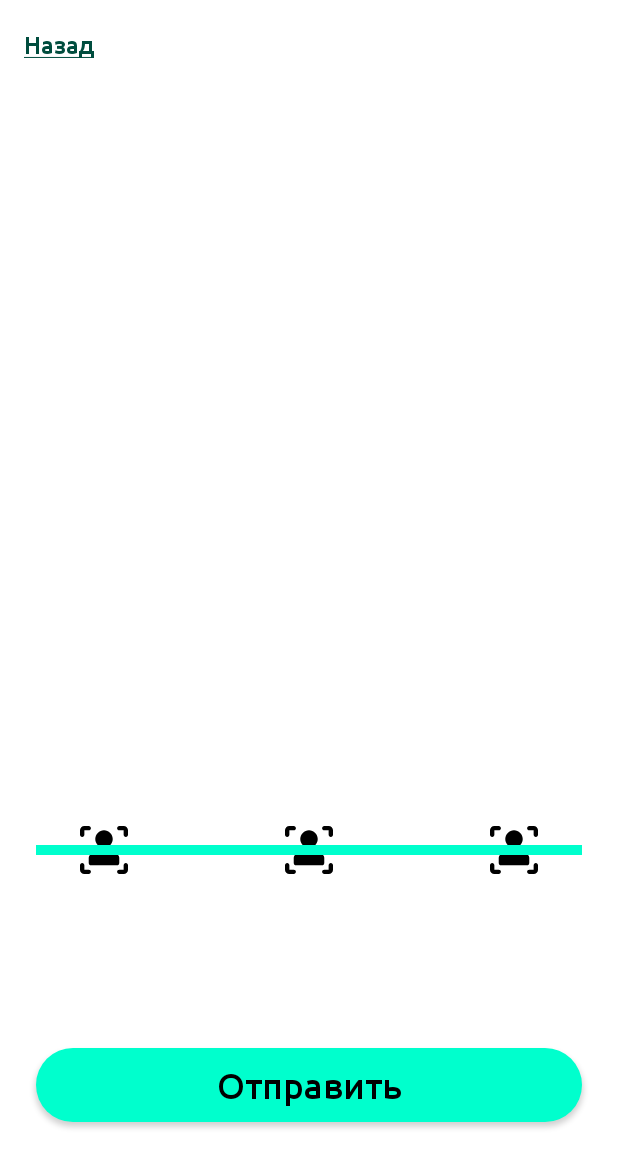
After one commit to Kaizer22/PartFinder, an Android app: the layout fragment_registration.xml on its own in the app's theme, with its tools: preview values and no code run, on a phone screen of 412 x 824 dp. The commit adds this screen. Shown: the top 1168 px of the screen. Run offline under Robolectric (Android 15) with nearby library versions, the light colour scheme and no system bars.

Commit message:
Auth & Register scenarios WIP; Add custom SteppedProgressBarView WIP

```diff
--- a/app/src/main/java/ru/desh/partfinder/core/di/ApplicationComponent.kt
+++ b/app/src/main/java/ru/desh/partfinder/core/di/ApplicationComponent.kt
@@ -10,6 +10,7 @@ import ru.desh.partfinder.core.di.module.NavigationModule
 import ru.desh.partfinder.core.di.module.RepositoryModule
 import ru.desh.partfinder.features.auth.presentation.AuthFragment
 import ru.desh.partfinder.features.auth.presentation.PhoneAuthFragment
+import ru.desh.partfinder.features.registration.presentation.NameFormFragment
 import ru.desh.partfinder.features.start.presentation.SplashScreenActivity
 import ru.desh.partfinder.features.start.presentation.WelcomeFragment
 import javax.inject.Singleton
@@ -31,4 +32,5 @@ interface ApplicationComponent {
     fun inject(welcomeFragment: WelcomeFragment)
     fun inject(authFragment: AuthFragment)
     fun inject(phoneAuthFragment: PhoneAuthFragment)
+    fun inject(nameFormFragment: NameFormFragment)
 }
--- a/app/src/main/java/ru/desh/partfinder/features/registration/presentation/NameFormFragment.kt
+++ b/app/src/main/java/ru/desh/partfinder/features/registration/presentation/NameFormFragment.kt
@@ -5,16 +5,42 @@ import android.view.LayoutInflater
 import android.view.View
 import android.view.ViewGroup
 import androidx.fragment.app.Fragment
+import com.github.terrakok.cicerone.NavigatorHolder
+import com.github.terrakok.cicerone.Router
+import ru.desh.partfinder.core.Screens.Registration
+import ru.desh.partfinder.core.di.SingleApplicationComponent
 import ru.desh.partfinder.databinding.FragmentNameFormBinding
+import javax.inject.Inject
 
 class NameFormFragment: Fragment(){
+
+    @Inject
+    lateinit var router: Router
+    @Inject
+    lateinit var navigatorHolder: NavigatorHolder
+
     private lateinit var binding: FragmentNameFormBinding
+
+    override fun onCreate(savedInstanceState: Bundle?) {
+        super.onCreate(savedInstanceState)
+        SingleApplicationComponent.getInstance().inject(this)
+    }
+
     override fun onCreateView(
         inflater: LayoutInflater,
         container: ViewGroup?,
         savedInstanceState: Bundle?
-    ): View? {
+    ): View {
         binding = FragmentNameFormBinding.inflate(inflater, container, false)
         return binding.root
     }
+
+    override fun onViewCreated(view: View, savedInstanceState: Bundle?) {
+        super.onViewCreated(view, savedInstanceState)
+        binding.apply {
+            nameFormButtonSend.setOnClickListener {
+                router.navigateTo(Registration())
+            }
+        }
+    }
 }
--- a/app/src/main/java/ru/desh/partfinder/features/registration/presentation/RegistrationFragment.kt
+++ b/app/src/main/java/ru/desh/partfinder/features/registration/presentation/RegistrationFragment.kt
@@ -1,6 +1,21 @@
 package ru.desh.partfinder.features.registration.presentation
 
+import android.os.Bundle
+import android.view.LayoutInflater
+import android.view.View
+import android.view.ViewGroup
 import androidx.fragment.app.Fragment
+import ru.desh.partfinder.databinding.FragmentRegistrationBinding
 
 class RegistrationFragment: Fragment() {
+
+    private lateinit var binding: FragmentRegistrationBinding
+    override fun onCreateView(
+        inflater: LayoutInflater,
+        container: ViewGroup?,
+        savedInstanceState: Bundle?
+    ): View? {
+        binding = FragmentRegistrationBinding.inflate(inflater, container, false)
+        return binding.root
+    }
 }
--- a/app/src/main/res/layout/fragment_name_form.xml
+++ b/app/src/main/res/layout/fragment_name_form.xml
@@ -102,6 +102,7 @@
     </com.google.android.material.textfield.TextInputLayout>
 
     <com.google.android.material.button.MaterialButton
+        android:id="@+id/name_form_button_send"
         style="@style/ButtonPrimaryColor"
         android:layout_width="0dp"
         android:layout_height="wrap_content"
--- /dev/null
+++ b/app/src/main/res/layout/fragment_registration.xml
@@ -0,0 +1,56 @@
+<?xml version="1.0" encoding="utf-8"?>
+<androidx.constraintlayout.widget.ConstraintLayout xmlns:android="http://schemas.android.com/apk/res/android"
+    xmlns:app="http://schemas.android.com/apk/res-auto"
+    xmlns:tools="http://schemas.android.com/tools"
+    android:layout_width="match_parent"
+    android:layout_height="match_parent">
+
+    <com.google.android.material.button.MaterialButton
+        android:id="@+id/phone_auth_button_send2"
+        style="@style/ButtonPrimaryColor"
+        android:layout_width="0dp"
+        android:layout_height="wrap_content"
+        android:layout_marginStart="24dp"
+        android:layout_marginEnd="24dp"
+        android:layout_marginBottom="70dp"
+        android:text="Отправить"
+        app:layout_constraintBottom_toBottomOf="parent"
+        app:layout_constraintEnd_toEndOf="parent"
+        app:layout_constraintStart_toStartOf="parent" />
+
+    <com.google.android.material.button.MaterialButton
+        android:id="@+id/materialButton2"
+        style="@style/TextButton"
+        android:layout_width="wrap_content"
+        android:layout_height="wrap_content"
+        android:layout_marginStart="16dp"
+        android:layout_marginTop="20dp"
+        android:text="@string/text_button_back"
+        app:layout_constraintStart_toStartOf="parent"
+        app:layout_constraintTop_toTopOf="parent"
+        tools:ignore="TouchTargetSizeCheck" />
+
+    <FrameLayout
+        android:layout_width="0dp"
+        android:layout_height="0dp"
+        app:layout_constraintBottom_toTopOf="@+id/steppedProgressBarView"
+        app:layout_constraintEnd_toEndOf="parent"
+        app:layout_constraintHorizontal_bias="1.0"
+        app:layout_constraintStart_toStartOf="parent"
+        app:layout_constraintTop_toBottomOf="@+id/materialButton2" />
+
+    <ru.desh.library.ui.SteppedProgressBarView
+        android:id="@+id/steppedProgressBarView"
+        android:entries="@array/register_steps"
+        app:progressDrawable="@color/primary"
+        app:notAchievedStepDrawable="@drawable/ic_persona"
+        android:layout_width="0dp"
+        android:layout_height="32dp"
+        android:layout_marginStart="24dp"
+        android:layout_marginEnd="24dp"
+        android:layout_marginBottom="110dp"
+        app:layout_constraintBottom_toTopOf="@+id/phone_auth_button_send2"
+        app:layout_constraintEnd_toEndOf="parent"
+        app:layout_constraintStart_toStartOf="parent" />
+
+</androidx.constraintlayout.widget.ConstraintLayout>
--- /dev/null
+++ b/app/src/main/res/values/arrays.xml
@@ -0,0 +1,10 @@
+<?xml version="1.0" encoding="utf-8"?>
+<resources>
+
+    <array name="register_steps">
+        <item>@string/registration_stage_1</item>
+        <item>@string/registration_stage_2</item>
+        <item>@string/registration_stage_3</item>
+    </array>
+
+</resources>
--- a/app/src/main/res/values/strings.xml
+++ b/app/src/main/res/values/strings.xml
@@ -20,4 +20,7 @@
     <string name="button_sign_in">Войти</string>
     <string name="button_send">Отправить</string>
     <string name="button_repeat_after_1_min">Повторить 1:00</string>
+    <string name="registration_stage_1">Способ</string>
+    <string name="registration_stage_2">Данные</string>
+    <string name="registration_stage_3">Подтверждение</string>
 </resources>
--- a/library/src/main/java/ru/desh/library/ui/CustomOtpInputView.kt
+++ b/library/src/main/java/ru/desh/library/ui/CustomOtpInputView.kt
@@ -91,7 +91,7 @@ open class CustomOtpInputView: LinearLayout {
         }
 
         for (i in 0 until digitsCount) {
-            val digitView = inflate(context, R.layout.custom_digit_field, null) as MaterialCardView
+            val digitView = inflate(context, R.layout.custom_otp_input_digit_field, null) as MaterialCardView
             digitView.radius = cornerRadius.toFloat()
 
             val editText = digitView.getChildAt(0) as EditText
--- /dev/null
+++ b/library/src/main/java/ru/desh/library/ui/SteppedProgressBarView.kt
@@ -0,0 +1,157 @@
+package ru.desh.library.ui
+
+import android.content.Context
+import android.graphics.Canvas
+import android.graphics.Paint
+import android.graphics.Rect
+import android.graphics.drawable.Drawable
+import android.util.AttributeSet
+import android.view.View
+import androidx.annotation.DrawableRes
+import androidx.core.content.res.ResourcesCompat
+import ru.desh.library.R
+
+class SteppedProgressBarView: View {
+    constructor(context: Context): super(context)
+    constructor(context: Context, attributeSet: AttributeSet): super(context, attributeSet){
+        initAttributes(attributeSet)
+    }
+    constructor(context: Context, attributeSet: AttributeSet, defStyleAttr: Int):
+            super(context, attributeSet, defStyleAttr) {
+            initAttributes(attributeSet)
+            }
+
+    private fun initAttributes(attributeSet: AttributeSet) {
+        val typedArray = context.theme
+            .obtainStyledAttributes(attributeSet, R.styleable.SteppedProgressBarView, 0, 0)
+
+        progressDrawableId = typedArray.getResourceId(R.styleable.SteppedProgressBarView_progressDrawable,
+            android.R.color.transparent)
+        progressFillDrawableId = typedArray.getResourceId(R.styleable.SteppedProgressBarView_progressFillDrawable,
+            android.R.color.transparent)
+        notAchievedStepDrawableId = typedArray.getResourceId(R.styleable.SteppedProgressBarView_notAchievedStepDrawable,
+            android.R.color.transparent)
+        achievedStepDrawableId = typedArray.getResourceId(R.styleable.SteppedProgressBarView_achievedStepDrawable,
+            android.R.color.transparent)
+        hasPreStep = typedArray.getBoolean(R.styleable.SteppedProgressBarView_hasPreStep,
+            true)
+        hasPostStep = typedArray.getBoolean(R.styleable.SteppedProgressBarView_hasPostStep,
+            true)
+        currentStep = typedArray.getInt(R.styleable.SteppedProgressBarView_defaultStep,
+        0)
+
+        progressDrawable = ResourcesCompat.getDrawable(resources, progressDrawableId, null)!!
+        progressFillDrawable = ResourcesCompat.getDrawable(resources, progressFillDrawableId, null)!!
+        notAchievedStepDrawable = ResourcesCompat.getDrawable(resources, notAchievedStepDrawableId, null)!!
+        achievedStepDrawable = ResourcesCompat.getDrawable(resources, achievedStepDrawableId, null)!!
+
+        val stepsAttr = typedArray.getTextArray(R.styleable.SteppedProgressBarView_android_entries)
+        if (stepsAttr != null) {
+            setSteps(stepsAttr.toList().map { it.toString() })
+        }
+
+        typedArray.recycle()
+    }
+
+    private var stepsNumber = 3
+    @DrawableRes
+    private var progressDrawableId = 0
+    private lateinit var progressDrawable: Drawable
+    @DrawableRes
+    private var progressFillDrawableId = 0
+    private lateinit var progressFillDrawable: Drawable
+    @DrawableRes
+    private var notAchievedStepDrawableId = 0
+    private lateinit var notAchievedStepDrawable: Drawable
+    @DrawableRes
+    private var achievedStepDrawableId = 0
+    private lateinit var achievedStepDrawable: Drawable
+
+
+    private var mStepsList = mutableListOf<String>()
+    private var mStepsBordersList = mutableListOf<Rect>()
+    private lateinit var mProgressBarBorders: Rect
+    init {
+        val emptySteps = arrayOfNulls<String>(stepsNumber).map { it ?: "" }.toList()
+        setSteps(emptySteps)
+    }
+    fun setSteps(steps: List<String>) {
+        // stepsNumber >= 2
+        stepsNumber = steps.size
+        currentStep = 0
+        mStepsList = steps.toMutableList()
+        mProgressBarBorders = Rect()
+        mStepsBordersList = mStepsList.map { Rect() }.toMutableList()
+        remeasure()
+    }
+
+    private var currentStep = 0
+
+    private var viewWidth = 0
+    private var viewHeight = 0
+
+    //private var stepHeight = 20
+    //private var stepWidth = 20
+    private var progressHeight = 10
+
+    private var hasPreStep = true
+    private var hasPostStep = true
+
+    var onStart = true
+        private set
+    var finished = false
+        private set
+
+    private val steppedProgressBarPaint = Paint()
+
+    // onStartProgressAnimator
+    // onProgressBarChangeAnimator
+    // onActivateStepAnimator
+    // onDeactivateStepAnimator
+    // onFinishProgressAnimator
+
+    override fun onMeasure(widthMeasureSpec: Int, heightMeasureSpec: Int) {
+        super.onMeasure(widthMeasureSpec, heightMeasureSpec)
+
+        viewWidth = MeasureSpec.getSize(widthMeasureSpec)
+        viewHeight = MeasureSpec.getSize(heightMeasureSpec)
+        remeasure()
+    }
+
+    private fun remeasure() {
+        mProgressBarBorders.set(0, viewHeight / 2 - progressHeight / 2,
+            viewWidth, viewHeight / 2 + progressHeight / 2)
+        val stepStartEndDistance = viewWidth / (stepsNumber + 1) / 2
+        val stepsIndent = (viewWidth - 2 * stepStartEndDistance) / (stepsNumber - 1)
+        for (i in 0 until mStepsBordersList.size) {
+            mStepsBordersList[i].set(stepStartEndDistance + i * stepsIndent - viewHeight / 2,0,
+                stepStartEndDistance + i * stepsIndent + viewHeight / 2, viewHeight)
+        }
+        mProgressBarBorders.set(0, viewHeight / 2 - progressHeight / 2,
+            viewWidth, viewHeight / 2 + progressHeight / 2)
+    }
+
+    override fun onDraw(canvas: Canvas?) {
+        super.onDraw(canvas)
+        if (canvas != null) {
+            for (step in mStepsBordersList) {
+                notAchievedStepDrawable.bounds = step
+                notAchievedStepDrawable.draw(canvas)
+            }
+            progressDrawable.bounds = mProgressBarBorders
+            progressDrawable.draw(canvas)
+        }
+    }
+
+    fun nextStep(){
+        if (currentStep < stepsNumber) currentStep += 1
+        // init draw ProgressBarChange
+        // init draw NewStep
+    }
+
+    fun previousStep() {
+        if (currentStep > 0) currentStep -= 1
+        // init draw ProgressBarChange
+        // init draw DeactivateStep
+    }
+}
--- a/library/src/main/res/values/attrs.xml
+++ b/library/src/main/res/values/attrs.xml
@@ -20,4 +20,17 @@
         <attr name="android:cursorVisible"/>
         <attr name="android:textAppearance"/>
     </declare-styleable>
+
+    <declare-styleable name="SteppedProgressBarView">
+        <attr name="progressDrawable" format="reference"/>
+        <attr name="progressFillDrawable" format="reference"/>
+        <attr name="progressBarWidth" format="dimension"/>
+        <attr name="notAchievedStepDrawable" format="reference"/>
+        <attr name="achievedStepDrawable" format="reference"/>
+        <attr name="hasPreStep" format="boolean"/>
+        <attr name="hasPostStep" format="boolean"/>
+        <attr name="defaultStep" format="integer"/>
+
+        <attr name="android:entries"/>
+    </declare-styleable>
 </resources>
```
Also changed, not shown: library/src/main/res/layout/custom_otp_input_digit_field.xml (renamed from library/src/main/res/layout/custom_digit_field.xml).
